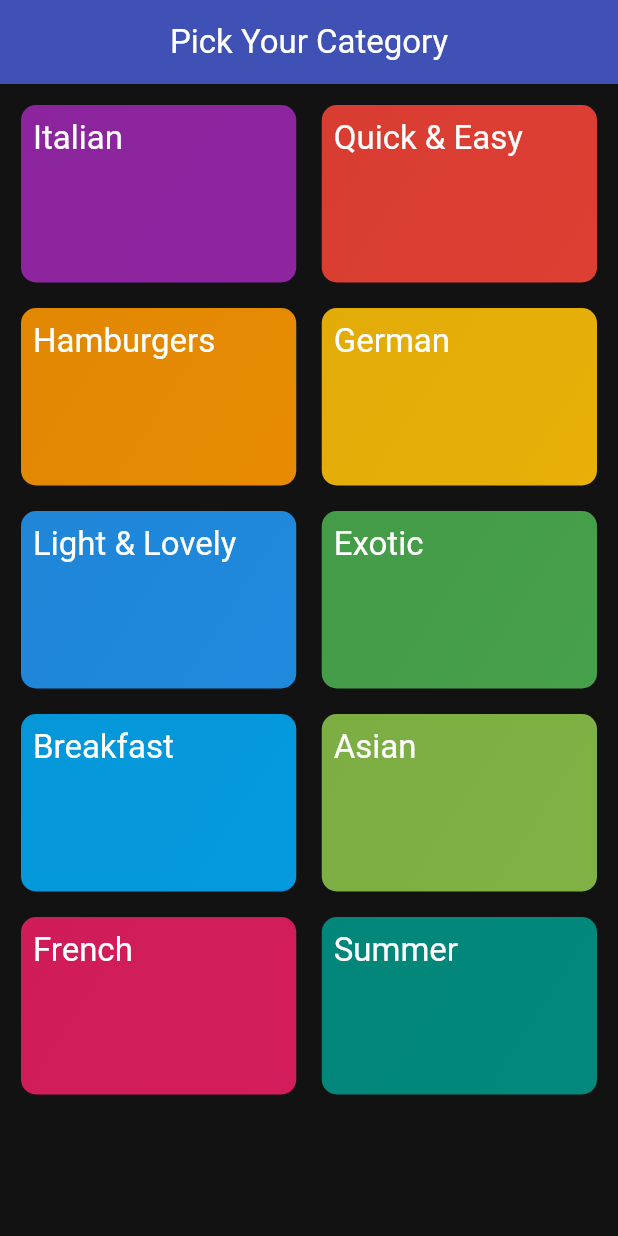
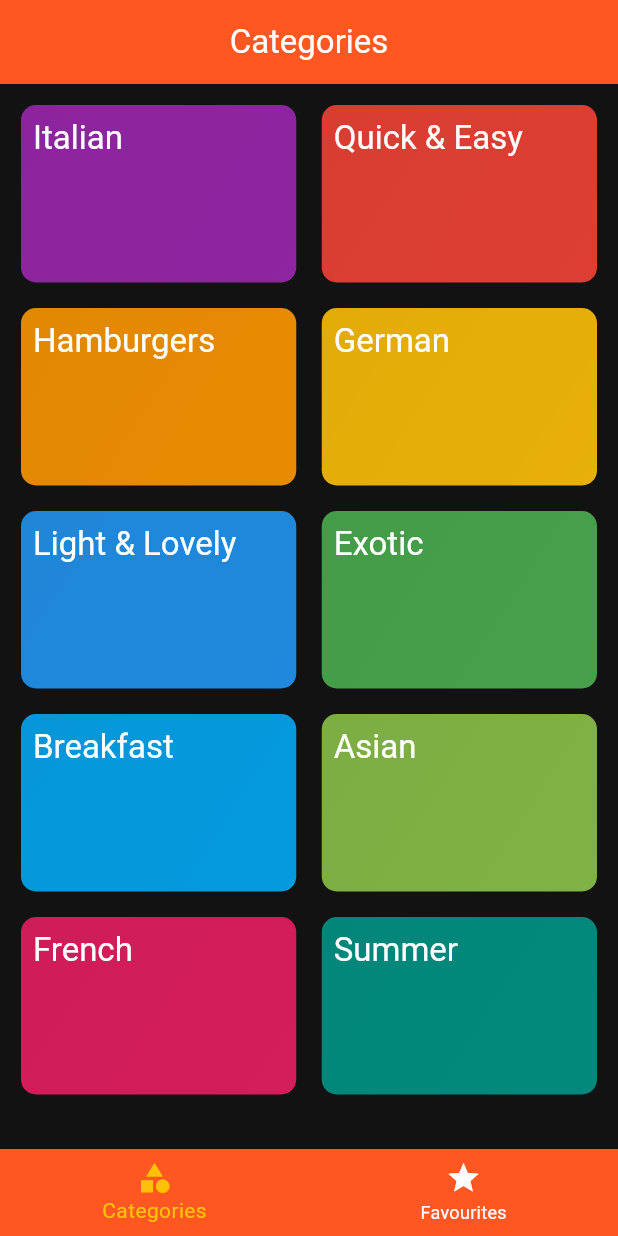
Before and after one commit to AdeelAhmadKhan36/Meal_App, a Flutter app: the screen it shows after launch, on a phone screen of 412 x 824 dp. Run offline on Flutter 3.47's test engine with Material 3 defaults, Android fonts, the phone set to English and light mode, and no system bars; our stand-ins replace transparent_image.

Commit message:
Meal Tab Screen

```diff
--- a/lib/main.dart
+++ b/lib/main.dart
@@ -1,5 +1,6 @@
 import 'package:flutter/material.dart';
 import 'package:meal_app/src/feautres/catagory/view/category.dart';
+import 'package:meal_app/src/feautres/tabs/meal_tab.dart';
 import 'package:meal_app/src/them/app_theme.dart';
 
 void main() {
@@ -17,7 +18,8 @@ class MyApp extends StatelessWidget {
       theme: AppTheme.darkTheme,
       darkTheme: AppTheme.darkTheme,
 
-      home: Categorypage(),
+      // home: Categorypage(),
+      home: TabScreen(),
     );
   }
 }
--- a/lib/src/feautres/catagory/view/category.dart
+++ b/lib/src/feautres/catagory/view/category.dart
@@ -29,14 +29,14 @@ class _CategorypageState extends State<Categorypage> {
   @override
   Widget build(BuildContext context) {
     return Scaffold(
-      appBar: AppBar(
-        backgroundColor: Colors.indigo,
-        title: Center(
-          child: Text("Pick Your Category",style: TextStyle(
-            color: Colors.white
-          ),),
-        ),
-      ),
+      // appBar: AppBar(
+      //   backgroundColor: Colors.indigo,
+      //   title: Center(
+      //     child: Text("Pick Your Category",style: TextStyle(
+      //       color: Colors.white
+      //     ),),
+      //   ),
+      // ),
 
       body: Padding(
         padding: const EdgeInsets.all(8.0),
--- /dev/null
+++ b/lib/src/feautres/tabs/meal_tab.dart
@@ -0,0 +1,55 @@
+import 'package:flutter/material.dart';
+import 'package:meal_app/src/feautres/catagory/view/category.dart';
+import 'package:meal_app/src/feautres/meal/view/mealpage.dart';
+import 'package:meal_app/src/feautres/meal/widgets/meal_item.dart';
+
+class TabScreen extends StatefulWidget {
+  @override
+  _TabScreenState createState() => _TabScreenState();
+}
+
+class _TabScreenState extends State<TabScreen> {
+  int _selectedPageIndex = 0;
+
+
+  void _selectPage(int index) {
+    setState(() {
+      _selectedPageIndex = index;
+    });
+  }
+
+  @override
+  Widget build(BuildContext context) {
+    Widget activePage= Categorypage();
+    var activePageTitle='Categories';
+    if(_selectedPageIndex==1){
+      activePage= Mealpage(meal: [], );
+      activePageTitle="Favorite";
+    }
+    return Scaffold(
+      appBar: AppBar(
+        title: Text(activePageTitle),
+        centerTitle: true,
+        backgroundColor: Colors.deepOrange,
+      ),
+      body:activePage,
+      bottomNavigationBar: BottomNavigationBar(
+        onTap: _selectPage,
+        backgroundColor: Colors.deepOrange,
+        unselectedItemColor: Colors.white,
+        selectedItemColor: Colors.amber,
+        currentIndex: _selectedPageIndex,
+        items: const [
+          BottomNavigationBarItem(
+            icon: Icon(Icons.category),
+            label: 'Categories',
+          ),
+          BottomNavigationBarItem(
+            icon: Icon(Icons.star),
+            label: 'Favourites',
+          ),
+        ],
+      ),
+    );
+  }
+}
```
Also changed, not shown: lib/src/feautres/meal/view/mealpage.dart (+6 -3 lines), lib/src/feautres/meal/widgets/meal_details.dart (+24 -1 lines).
